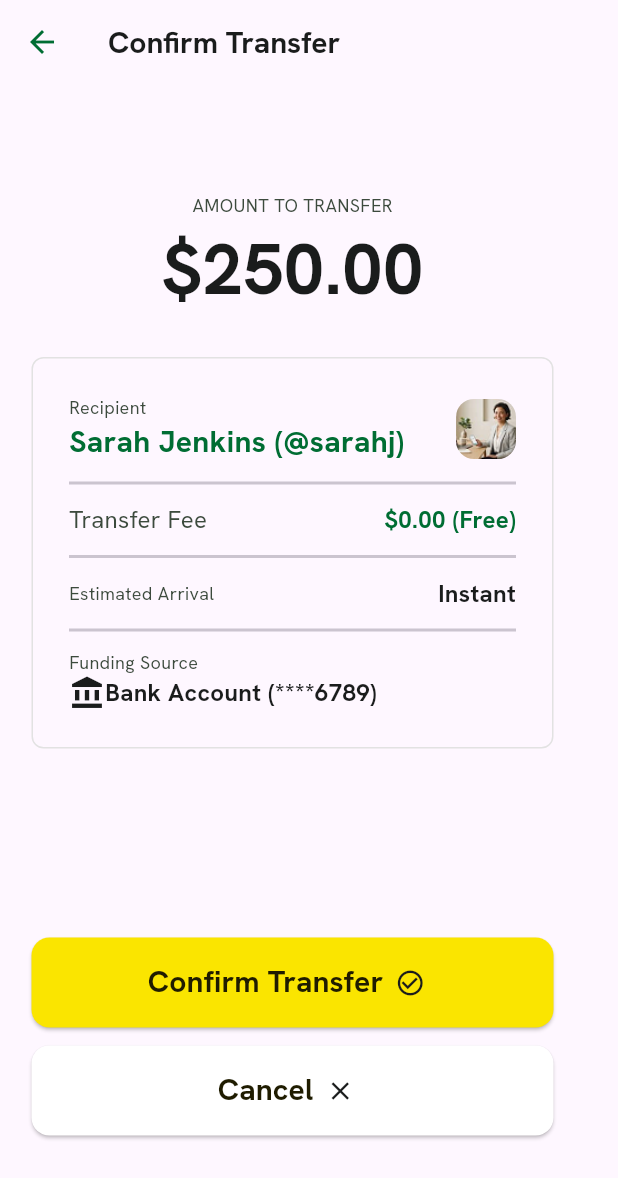
After one commit to aduboakye/CashConnect, a Flutter app: the ConfirmTransfer screen opened directly, on a phone screen of 412 x 824 dp. The commit adds this screen. Shown: the top 1178 px of the screen. Run offline on Flutter 3.47's test engine with Material 3 defaults, Android fonts, the phone set to English and light mode, and no system bars; our stand-ins replace animated_text_kit, dotted_border, fl_chart, google_fonts, shimmer, zoom_tap_animation; missing offline and left inert: animate_text, blinking_border, drawing_animation_plus, flutter_shaders_ui, glow_effects, pretty_animated_text.

Commit message:
cashpay confirm transfer payment page

```diff
--- a/lib/TransferPage/cashpayTransferdashboard.dart
+++ b/lib/TransferPage/cashpayTransferdashboard.dart
@@ -246,6 +246,7 @@ class _CashpaytransferdashboardState extends State<Cashpaytransferdashboard> {
                       borderRadius: BorderRadiusGeometry.circular(12),
                       child: Image.asset(image),
                     ),
+                    SizedBox(width: 5,),
                     Flexible(
                       child: Column(
                         mainAxisSize: MainAxisSize.min,
@@ -922,6 +923,8 @@ class _CashpaytransferdashboardState extends State<Cashpaytransferdashboard> {
                       scrollDirection: Axis.horizontal,
                       child: Row(
                         mainAxisAlignment: MainAxisAlignment.start,
+                        crossAxisAlignment: CrossAxisAlignment.start,
+
                         children: [
                           cashpaymember(
                             name: 'Sarah',
@@ -1001,6 +1004,28 @@ class _CashpaytransferdashboardState extends State<Cashpaytransferdashboard> {
                               selectedRecipientName = 'Sarah';
                             },
                           ),
+                          GestureDetector(
+                            onTap: (){},
+                            child: Column(
+                              mainAxisSize: MainAxisSize.min,
+                              children: [
+                                Container(
+                                  width: 56,
+                                  height: 56,
+                                  decoration: BoxDecoration(
+                                    borderRadius: BorderRadius.circular(12),
+                                    color: const Color(0xFFEEEEEE),
+                                  ),
+                                  child: const Icon(Icons.add),
+                                ),
+                                const SizedBox(height: 4),
+                                const Text(
+                                  'New',
+                                  style: TextStyle(fontSize: 12),
+                                ),
+                              ],
+                            ),
+                          ),
                         ],
                       ),
                     ),
@@ -1043,10 +1068,10 @@ class _CashpaytransferdashboardState extends State<Cashpaytransferdashboard> {
                             },
                           ),
                           transferoption(
-                            name: 'Direct Mobile Phone or Email',
+                            name: 'Send multiole transfers',
                             surname:
-                                'Recipient receives instant claim link via SMS',
-                            icon: Icons.contactless_outlined,
+                                'Send multiple transfer to cashpay users',
+                            icon: Icons.call_split,
                             color: Color(0xFFE2E2E2),
                             isSelected: selectedTransfer == 2,
                             onTap: () {
--- /dev/null
+++ b/lib/TransferPage/confirm_transfer.dart
@@ -0,0 +1,248 @@
+import 'package:flutter/material.dart';
+import 'package:google_fonts/google_fonts.dart';
+
+class ConfirmTransfer extends StatelessWidget {
+  const ConfirmTransfer({super.key});
+
+  @override
+  Widget build(BuildContext context) {
+    return Scaffold(
+      appBar: AppBar(
+        leading: IconButton(
+          onPressed: () {},
+          icon: Icon(Icons.arrow_back, color: Color(0xFF006D33)),
+        ),
+        title: Text(
+          'Confirm Transfer',
+          style: GoogleFonts.hankenGrotesk(
+            color: Color(0xFF1A1C1C),
+            fontSize: 20,
+            fontWeight: FontWeight.bold,
+          ),
+        ),
+      ),
+      body: SafeArea(
+        child: SingleChildScrollView(
+          child: Padding(
+            padding: EdgeInsetsGeometry.only(left: 20, right: 20, top: 48),
+            child: Column(
+              children: [
+                Container(
+                  width: 350,
+                  padding: EdgeInsets.symmetric(vertical: 24, horizontal: 64),
+                  child: Column(
+                    children: [
+                      Text(
+                        'AMOUNT TO TRANSFER',
+                        style: GoogleFonts.hankenGrotesk(
+                          color: Color(0xFF3C4A3D),
+                          fontSize: 12,
+                        ),
+                      ),
+                      Text(
+                        r'$250.00',
+                        style: GoogleFonts.hankenGrotesk(
+                          color: Color(0xFF1A1C1C),
+                          fontSize: 48,
+                          fontWeight: FontWeight.bold
+                        ),
+                      ),
+
+                    ],
+                  ),
+                ),
+                Container(
+                  width: 348,
+                  padding: EdgeInsets.only(bottom: 64),
+                  child: Container(
+                    padding: EdgeInsets.symmetric(
+                      vertical: 24,
+                      horizontal: 24,
+                    ),
+                    decoration: BoxDecoration(
+                      border: Border.all(color: Color(0xFFE2E2E2)),
+                      borderRadius: BorderRadius.circular(8),
+                    ),
+                    child: Column(
+                      children: [
+                        Row(
+                          mainAxisAlignment:
+                          MainAxisAlignment.spaceBetween,
+                          children: [
+                            Column(
+                              crossAxisAlignment: CrossAxisAlignment.start,
+                              children: [
+                                Text(
+                                  'Recipient',
+                                  style: GoogleFonts.hankenGrotesk(
+                                    color: Color(0xFF3C4A3D),
+                                    fontSize: 12,
+                                  ),
+                                ),
+                                Text(
+                                  r'Sarah Jenkins (@sarahj)',
+                                  style: GoogleFonts.hankenGrotesk(
+                                    color: Color(0xFF006D33),
+                                    fontWeight: FontWeight.bold,
+                                    fontSize: 20,
+                                  ),
+                                ),
+                              ],
+                            ),
+                            ClipRRect(
+                              borderRadius: BorderRadiusGeometry.circular(12),
+                              child: Image.asset('images/border.png',width: 40,height: 40,),
+                            )
+                          ],
+                        ),
+                        SizedBox(height: 12),
+                        Divider(height: 2, thickness: 2),
+                        SizedBox(height: 12),
+                        Row(
+                          mainAxisAlignment:
+                          MainAxisAlignment.spaceBetween,
+                          children: [
+                            Text(
+                              'Transfer Fee',
+                              style: GoogleFonts.hankenGrotesk(
+                                color: Color(0xFF3C4A3D),
+                                fontSize: 16,
+                              ),
+                            ),
+                            Text(
+                              r'$0.00 (Free)',
+                              style: GoogleFonts.hankenGrotesk(
+                                color: Color(0xFF006D33),
+                                fontSize: 16,
+                                  fontWeight: FontWeight.bold
+
+                              ),
+                            ),
+                          ],
+                        ),
+                        SizedBox(height: 12),
+                        Divider(height: 2, thickness: 2),
+                        SizedBox(height: 12),
+                        Row(
+                          mainAxisAlignment:
+                          MainAxisAlignment.spaceBetween,
+                          children: [
+                            Text(
+                              'Estimated Arrival',
+                              style: GoogleFonts.hankenGrotesk(
+                                color: Color(0xFF3C4A3D),
+                                fontSize: 12,
+                              ),
+                            ),
+                            Text(
+                              'Instant',
+                              style: GoogleFonts.hankenGrotesk(
+                                color: Color(0xFF1A1C1C),
+                                fontWeight: FontWeight.bold,
+                                fontSize: 16,
+                              ),
+                            ),
+                          ],
+                        ),
+                        SizedBox(height: 12),
+                        Divider(height: 2, thickness: 2),
+                        SizedBox(height: 12),
+                        Column(
+                          crossAxisAlignment: CrossAxisAlignment.start,
+                          children: [
+                            Text(
+                              'Funding Source',
+                              style: GoogleFonts.hankenGrotesk(
+                                color: Color(0xFF3C4A3D),
+                                fontSize: 12,
+                              ),
+                            ),
+                            Row(
+
+                              children: [
+                                Icon(Icons.account_balance,color: Color(0xFF1A1C1C),),
+                                Text(
+                                  'Bank Account (****6789)',
+                                  style: GoogleFonts.hankenGrotesk(
+                                    color: Color(0xFF1A1C1C),
+                                    fontWeight: FontWeight.bold,
+                                    fontSize: 16,
+                                  ),
+                                ),
+                              ],
+                            ),
+                          ],
+                        )
+                      ],
+                    ),
+                  )
+                ),
+                Container(
+                  width: 348,
+                  padding: const EdgeInsets.only(top: 62),
+                  child: Column(
+                    children: [
+                      ElevatedButton.icon(
+                        onPressed: () {},
+                        style: ElevatedButton.styleFrom(
+                          fixedSize: const Size(348, 60),
+                          backgroundColor: const Color(0xFFFAE500),
+                          shape: RoundedRectangleBorder(
+                            borderRadius: BorderRadius.circular(12),
+                          ),
+                        ),
+                        iconAlignment: IconAlignment.end,
+                        icon: const Icon(
+                          Icons.check_circle_outline,
+                          size: 20,
+                          color: Color(0xFF1A1C1C),
+                        ),
+                        label: Text(
+                          'Confirm Transfer',
+                          style: GoogleFonts.hankenGrotesk(
+                            fontSize: 20,
+                            color: const Color(0xFF1F1C00),
+                              fontWeight: FontWeight.bold
+
+                          ),
+                        ),
+                      ),
+                    ],
+                  ),
+                ),
+                SizedBox(height: 12),
+
+                ElevatedButton.icon(
+                  onPressed: () {},
+                  style: ElevatedButton.styleFrom(
+                    fixedSize: const Size(348, 60),
+                    backgroundColor: const Color(0xFFFFFFFF),
+                    shape: RoundedRectangleBorder(
+                      borderRadius: BorderRadius.circular(12),
+                    ),
+                  ),
+                  iconAlignment: IconAlignment.end,
+
+                  icon: const Icon(
+                    Icons.close_outlined,
+                    color: Color(0xFF1A1C1C),
+                    size: 20,
+
+                  ),
+                  label: Text(
+                    'Cancel',
+                    style: GoogleFonts.hankenGrotesk(
+                      fontSize: 20,
+                      color: const Color(0xFF1F1C00),
+                      fontWeight: FontWeight.bold
+                    ),
+                  ),
+                ),
+              ],
+            ),
+          ),
+        ),
+      ),
+    );
+  }
+}
--- a/lib/main.dart
+++ b/lib/main.dart
@@ -2,6 +2,7 @@ import 'package:cashconnect_fanancial_suite/Bussines%20ads%20hub/bussinesAds_pag
 import 'package:cashconnect_fanancial_suite/Expense%20Analytics/Expense_analytics_page.dart';
 import 'package:cashconnect_fanancial_suite/Messaging%20and%20support/messaging_page.dart';
 import 'package:cashconnect_fanancial_suite/TransferPage/cashpay_request_page.dart';
+import 'package:cashconnect_fanancial_suite/TransferPage/confirm_transfer.dart';
 import 'package:cashconnect_fanancial_suite/TransferPage/multiple_transfer.dart';
 import 'package:cashconnect_fanancial_suite/TransferPage/sucessful_transfer.dart';
 import 'package:cashconnect_fanancial_suite/TransferPage/transfer_Page.dart';
@@ -22,6 +23,8 @@ import 'package:cashconnect_fanancial_suite/TransferPage/scaning_page.dart';
 //import 'package:cashconnect_fanancial_suite/TransferPage/multiple_transfer.dart';
 import 'package:cashconnect_fanancial_suite/Susu_page/create_susuAccount.dart';
 //import 'package:cashconnect_fanancial_suite/TransferPage/sucessful_transfer.dart';
+//import 'package:cashconnect_fanancial_suite/TransferPage/confirm_transfer.dart;
+
 
 
 
@@ -40,7 +43,7 @@ class MyApp extends StatelessWidget {
     return MaterialApp(
       title: 'Flutter Demo',
       theme: ThemeData(colorScheme: .fromSeed(seedColor: Colors.deepPurple)),
-      home: const  SucessfulTransfer(),
+      home: const  Cashpaytransferdashboard(),
     );
   }
 }
```
